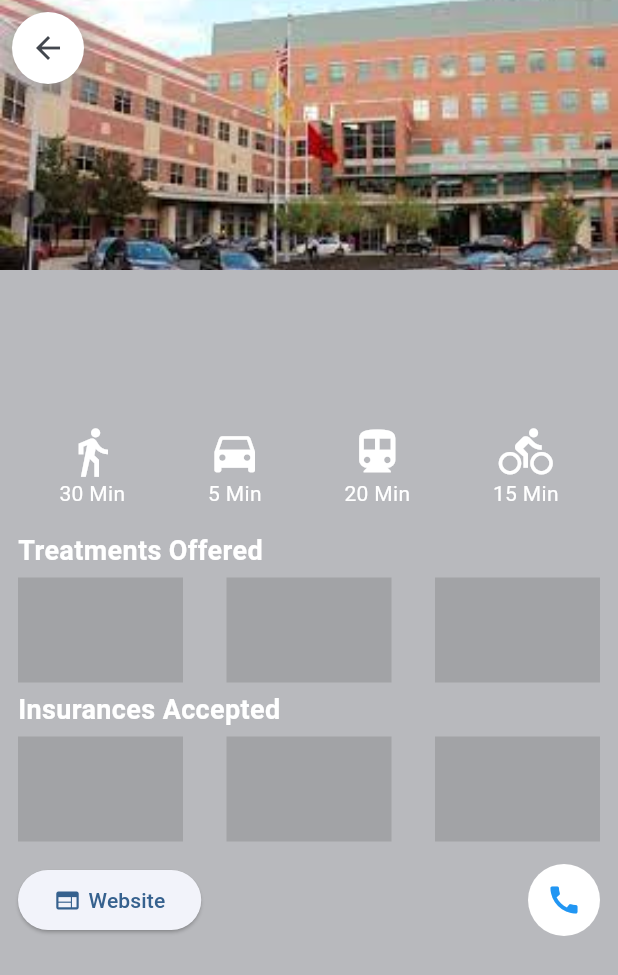
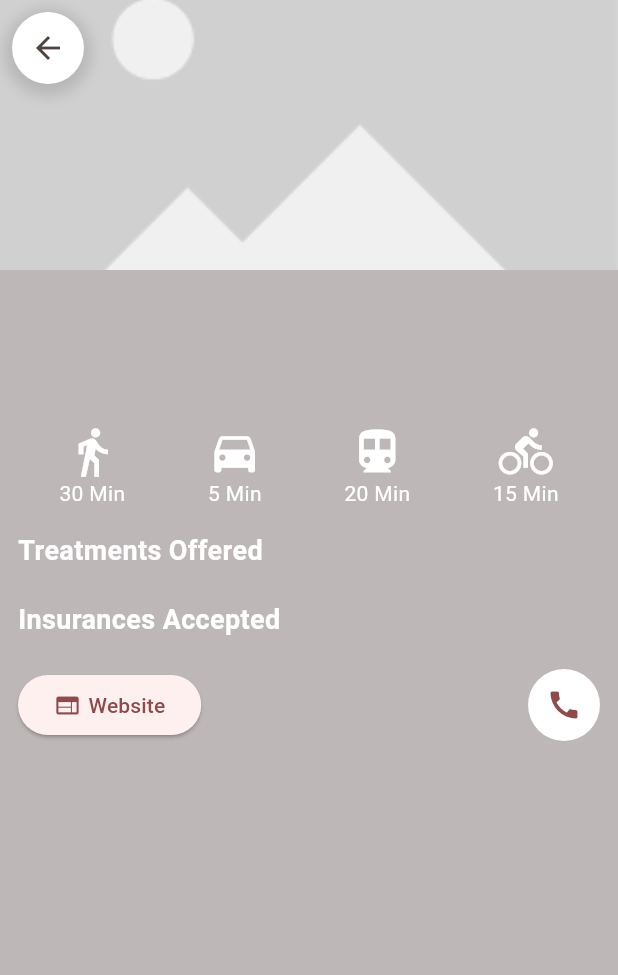
Before and after one commit to LLI1234/scd_tool, a Flutter app: the CenterDetailsPage screen opened directly with empty values, on a phone screen of 412 x 824 dp. Shown: the top 975 px of the screen. Run offline on Flutter 3.47's test engine with Material 3 defaults, Android fonts, the light colour scheme and no system bars; our stand-ins replace bloc, equatable, flutter_bloc.

Commit message:
adjust font, color + set up insuranecs & treatments list

```diff
--- a/lib/pages/match_page.dart
+++ b/lib/pages/match_page.dart
@@ -79,7 +79,7 @@
                           'Selected By Users Like You',
                           style: TextStyle(
                             fontSize: 18.0,
-                            fontWeight: FontWeight.bold,
+                            fontWeight: FontWeight.w600,
                           ),
                         ),
                       ),
@@ -96,7 +96,7 @@
                           'Matches For You',
                           style: TextStyle(
                             fontSize: 18.0,
-                            fontWeight: FontWeight.bold,
+                            fontWeight: FontWeight.w600,
                           ),
                         ),
                       ),
@@ -149,6 +149,15 @@
                     Colors.black.withOpacity(0.3), BlendMode.darken),
               ),
               borderRadius: BorderRadius.circular(5.0),
+              boxShadow: [
+                // Add this
+                BoxShadow(
+                  color: Colors.black.withOpacity(0.2),
+                  spreadRadius: 1,
+                  blurRadius: 2,
+                  offset: Offset(0, 1), // changes position of shadow
+                ),
+              ],
             ),
             width: double.infinity,
             height: 120.0,
@@ -164,7 +173,7 @@
                     style: TextStyle(
                       color: Colors.white,
                       fontSize: 18.0,
-                      fontWeight: FontWeight.bold,
+                      fontWeight: FontWeight.w500,
                     ),
                   ),
                   Text(
@@ -213,7 +222,7 @@
                     alignment: Alignment.topLeft, // Adjust this as needed
                     children: <Widget>[
                       Image.asset(
-                        'images/rwj_cancer_institute.jpeg',
+                        'images/placeholder.png',
                         fit: BoxFit.cover,
                         width: double.infinity,
                       ),
@@ -253,7 +262,7 @@
                         style: TextStyle(
                           color: Colors.white,
                           fontSize: 24.0,
-                          fontWeight: FontWeight.bold,
+                          fontWeight: FontWeight.w600,
                         ),
                       ),
                       Text(
@@ -332,27 +341,31 @@
                         ),
                       ),
                       SizedBox(height: 5.0),
-                      Row(
-                        mainAxisAlignment: MainAxisAlignment.spaceBetween,
-                        children: [
-                          Container(
-                            width: 110.0,
-                            height: 70.0,
-                            color: Colors.black12,
-                          ),
-                          Container(
-                            width: 110.0,
-                            height: 70.0,
-                            color: Colors.black12,
-                          ),
-                          Container(
-                            width: 110.0,
-                            height: 70.0,
-                            color: Colors.black12,
-                          ),
-                        ],
+                      Wrap(
+                        spacing: 8.0, // gap between adjacent chips
+                        runSpacing: 4.0, // gap between lines
+                        children: center['treatments'].map<Widget>((treatment) {
+                          return Row(
+                            mainAxisSize: MainAxisSize.min,
+                            children: <Widget>[
+                              Text('•',
+                                  style: TextStyle(
+                                      color: Colors.white, fontSize: 16.0)),
+                              SizedBox(width: 5.0), // Add some space
+                              Text(
+                                treatment['type']
+                                    .split('_')
+                                    .map((str) =>
+                                        '${str[0].toUpperCase()}${str.substring(1)}')
+                                    .join(' '), // The name of the insurance
+                                style: TextStyle(
+                                    color: Colors.white, fontSize: 16.0),
+                              ),
+                            ],
+                          );
+                        }).toList(),
                       ),
-                      SizedBox(height: 5.0),
+                      SizedBox(height: 15.0),
                       Text(
                         "Insurances Accepted",
                         style: TextStyle(
@@ -362,25 +375,29 @@
                         ),
                       ),
                       SizedBox(height: 5.0),
-                      Row(
-                        mainAxisAlignment: MainAxisAlignment.spaceBetween,
-                        children: [
-                          Container(
-                            width: 110.0,
-                            height: 70.0,
-                            color: Colors.black12,
-                          ),
-                          Container(
-                            width: 110.0,
-                            height: 70.0,
-                            color: Colors.black12,
-                          ),
-                          Container(
-                            width: 110.0,
-                            height: 70.0,
-                            color: Colors.black12,
-                          ),
-                        ],
+                      Wrap(
+                        spacing: 8.0, // gap between adjacent chips
+                        runSpacing: 4.0, // gap between lines
+                        children: center['insurances'].map<Widget>((insurance) {
+                          return Row(
+                            mainAxisSize: MainAxisSize.min,
+                            children: <Widget>[
+                              Text('•',
+                                  style: TextStyle(
+                                      color: Colors.white, fontSize: 16.0)),
+                              SizedBox(width: 5.0), // Add some space
+                              Text(
+                                insurance['name']
+                                    .split('_')
+                                    .map((str) =>
+                                        '${str[0].toUpperCase()}${str.substring(1)}')
+                                    .join(' '), // The name of the insurance
+                                style: TextStyle(
+                                    color: Colors.white, fontSize: 16.0),
+                              ),
+                            ],
+                          );
+                        }).toList(),
                       ),
                       SizedBox(height: 15.0),
                       Row(
@@ -408,7 +425,7 @@
                                 child: IconButton(
                                   onPressed: _launchURL,
                                   icon: Icon(Icons.call),
-                                  color: Colors.blue,
+                                  color: Theme.of(context).colorScheme.primary,
                                 ),
                               ),
                             )
```
Also changed, not shown: lib/main.dart (+4 -3 lines).
